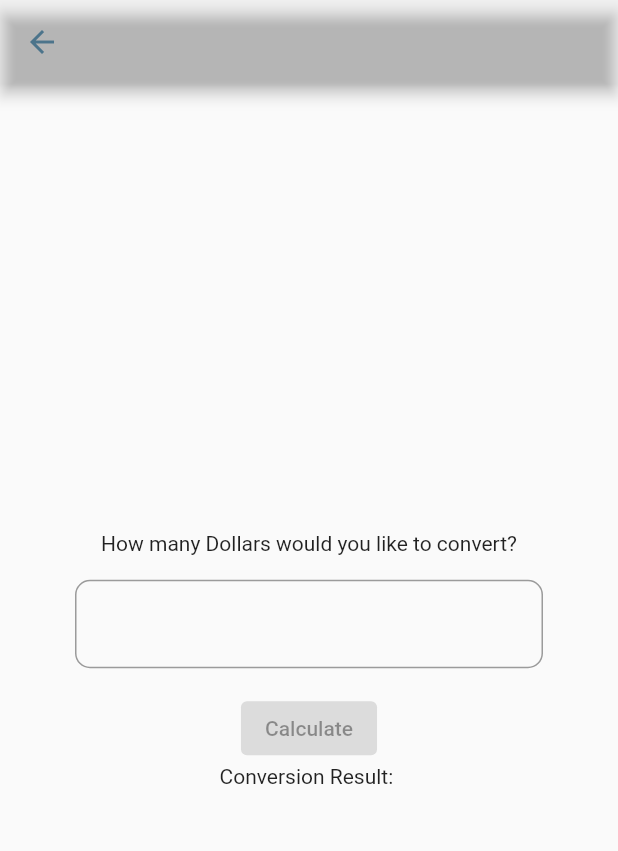
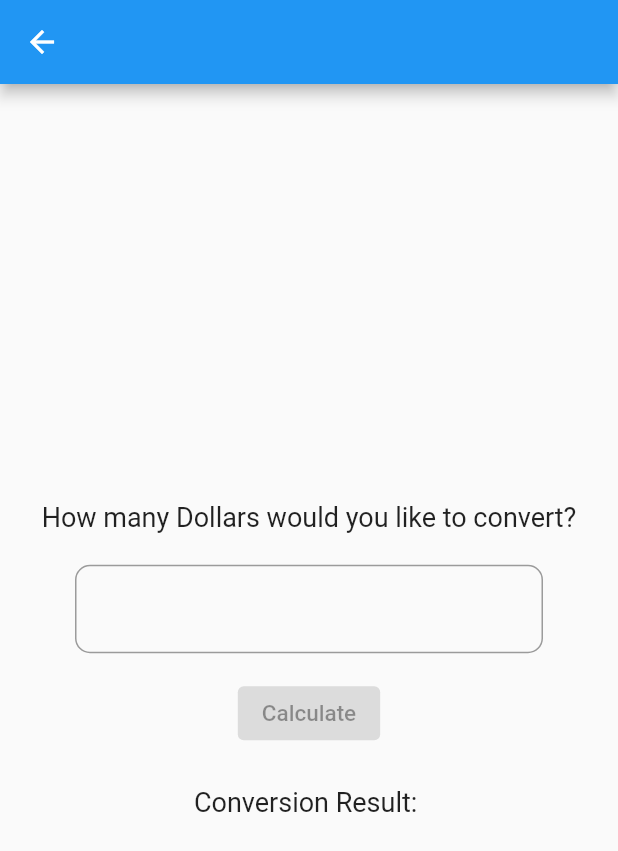
Before and after one commit to utrgv-software-engineering/mobileApp_bitcoin-calculator-fixed, a Flutter app: the screen it shows after launch, after a tap on "USD to BTC", on a phone screen of 412 x 824 dp. Shown: the top 851 px of the screen. Run offline on Flutter 3.47's test engine with Material 2 defaults, Android fonts, the phone set to English and light mode, and no system bars.

Commit message:
Joey Cruz, Completed Bitcoin converter, and refactored UI

```diff
--- a/lib/main.dart
+++ b/lib/main.dart
@@ -7,8 +7,8 @@ class MyApp extends StatelessWidget {
   @override
   Widget build(BuildContext context) {
     return MaterialApp(
-      title: 'Counter App',
-      home: MyHomePage(title: 'Counter App Home Page'),
+      title: 'Bitcoin Converter',
+      home: MyHomePage(title: 'Bitcoin Converter'),
     );
   }
 }
@@ -35,7 +35,10 @@ class _MyHomePageState extends State<MyHomePage> {
         child: Column(
           mainAxisAlignment: MainAxisAlignment.center,
           children: <Widget>[
-            ElevatedButton(
+            SizedBox(
+              height: 75,
+              width: 250,
+              child: ElevatedButton(
                 key: Key('topButton'),
                 onPressed: () {
                   selection = 'Dollars';
@@ -47,6 +50,7 @@ class _MyHomePageState extends State<MyHomePage> {
                               )));
                 },
                 style: ElevatedButton.styleFrom(
+                  minimumSize: const Size.fromHeight(50),
                   shape: RoundedRectangleBorder(
                     borderRadius: BorderRadius.circular(10),
                   ),
@@ -56,10 +60,16 @@ class _MyHomePageState extends State<MyHomePage> {
                 ),
                 child: Text(
                   'USD to BTC',
+                  style: TextStyle(fontSize: 30),
                   key: Key('USD'),
                 ),
               ),
-            ElevatedButton(
+            ),
+            SizedBox(height: 30),
+            SizedBox(
+              height: 75,
+              width: 250,
+              child: ElevatedButton(
                 key: Key('botButton'),
                 onPressed: () {
                   selection = 'Bitcoin';
@@ -71,6 +81,7 @@ class _MyHomePageState extends State<MyHomePage> {
                               )));
                 },
                 style: ElevatedButton.styleFrom(
+                  minimumSize: const Size.fromHeight(50),
                   shape: RoundedRectangleBorder(
                     borderRadius: BorderRadius.circular(10),
                   ),
@@ -80,7 +91,9 @@ class _MyHomePageState extends State<MyHomePage> {
                 ),
                 child: Text(
                   'BTC to USD',
+                  style: TextStyle(fontSize: 30),
                   key: Key('BTC'),
+                ),
               ),
             )
           ],
--- a/lib/usdConversion.dart
+++ b/lib/usdConversion.dart
@@ -69,7 +69,7 @@ class _USDConversionState extends State<USDConversion> {
   Widget build(BuildContext context) {
     return Scaffold(
       appBar: AppBar(
-          iconTheme: IconThemeData(color: Color(0xFF4C748B)),
+        iconTheme: IconThemeData(color: Colors.white),
         leading: IconButton(
           icon: Icon(
             Icons.arrow_back,
@@ -79,14 +79,16 @@ class _USDConversionState extends State<USDConversion> {
             Navigator.pop(context);
           },
         ),
-          backgroundColor: Colors.transparent),
+      ),
       body: Column(
         mainAxisAlignment: MainAxisAlignment.center,
         children: [
           Text(
             'How many ${widget.selection} would you like to convert?',
+            style: TextStyle(fontSize: 18),
             key: Key('Prompt'),
           ),
+          SizedBox(height: 5),
           Padding(
             padding: EdgeInsets.symmetric(horizontal: 50, vertical: 16),
             child: TextField(
@@ -124,9 +126,12 @@ class _USDConversionState extends State<USDConversion> {
                     }
                   : null,
               key: Key('calc'),
-              child: Text('Calculate')),
+              style: ButtonStyle(),
+              child: Text('Calculate', style: TextStyle(fontSize: 15))),
+          SizedBox(height: 25),
           Text(
             'Conversion Result: ' + result,
+            style: TextStyle(fontSize: 18),
             key: Key('converted'),
           )
         ],
```
Also changed, not shown: 1 other file. Lines whose indentation alone changed are shown as unchanged.
